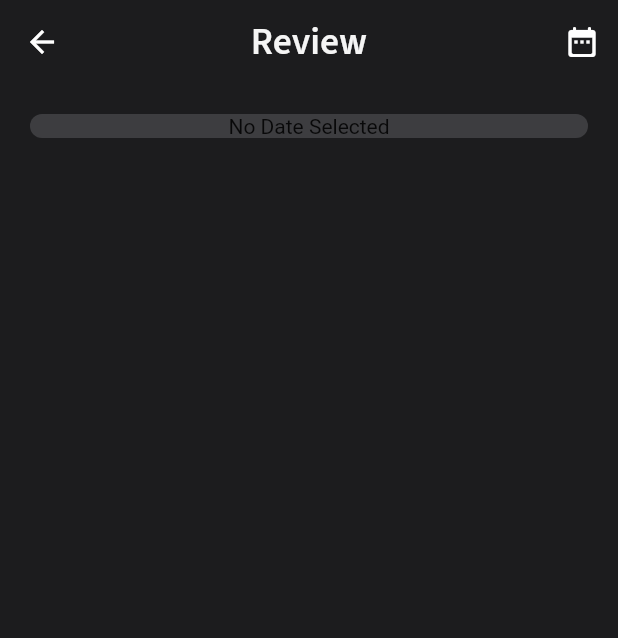
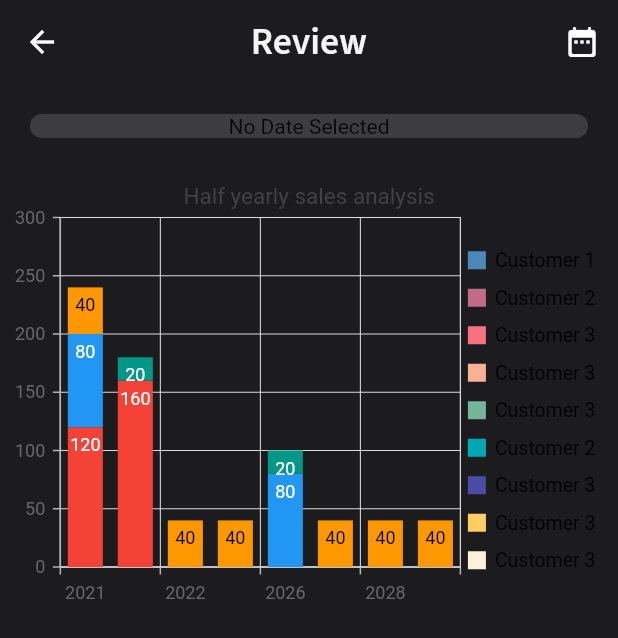
Before and after one commit to anka3797/omega, a Flutter app: the BarChartScreen screen opened directly, on a phone screen of 412 x 824 dp. Shown: the top 638 px of the screen. Run offline on Flutter 3.47's test engine with Material 2 defaults, Android fonts, the phone set to English and light mode, and no system bars; our stand-ins replace cloud_firestore, date_picker_timeline, expandable_text, firebase_core, google_fonts, syncfusion_flutter_charts and 1 more; missing offline and left inert: search_choices; accounts and stored records are empty.

Commit message:
chart started

```diff
--- a/lib/models/task.dart
+++ b/lib/models/task.dart
@@ -1,14 +1,9 @@
-import 'package:cloud_firestore/cloud_firestore.dart';
+import 'package:flutter/material.dart';
 
 class Task {
-  final int color;
-  final String description;
   final String name;
   final int time;
-
-  Task({this.color, this.description, this.name, this.time});
-
-  Task.fromSnapshot(QueryDocumentSnapshot snapshot)
-      : id = snapshot["id"],
-        name = snapshot["name"];
+  final Color color;
+  final String date;
+  Task({this.name, this.time, this.color, this.date});
 }
--- a/lib/views.dart/barChartScreen.dart
+++ b/lib/views.dart/barChartScreen.dart
@@ -1,7 +1,10 @@
 import 'package:flutter/material.dart';
 import 'package:omega/dialogs/datePicker.dart';
+import 'package:omega/models/task.dart';
 import 'package:omega/style/theme.dart' as Style;
 import 'package:google_fonts/google_fonts.dart';
+import 'package:syncfusion_flutter_charts/charts.dart';
+import 'package:syncfusion_flutter_charts/sparkcharts.dart';
 
 class BarChartScreen extends StatefulWidget {
   @override
@@ -10,6 +13,40 @@ class BarChartScreen extends StatefulWidget {
 
 class _BarChartScreenState extends State<BarChartScreen> {
   Map<String, String> dateRange = {};
+  ZoomPanBehavior _zoomPanBehavior;
+
+  List<List<Task>> data = [
+    [
+      Task(date: "2021", time: 120, color: Colors.red, name: "Customer 1"),
+      Task(date: "2020", time: 160, color: Colors.red, name: "Customer 1"),
+    ],
+    [
+      Task(date: "2021", time: 80, color: Colors.blue, name: "Customer 2"),
+      Task(date: "2020", time: 20, color: Colors.teal, name: "Customer 2"),
+    ],
+    [
+      Task(date: "2021", time: 40, color: Colors.orange, name: "Customer 3"),
+    ],
+    [
+      Task(date: "2022", time: 40, color: Colors.orange, name: "Customer 3"),
+    ],
+    [
+      Task(date: "2024", time: 40, color: Colors.orange, name: "Customer 3"),
+    ],
+    [
+      Task(date: "2026", time: 80, color: Colors.blue, name: "Customer 2"),
+      Task(date: "2026", time: 20, color: Colors.teal, name: "Customer 2"),
+    ],
+    [
+      Task(date: "2027", time: 40, color: Colors.orange, name: "Customer 3"),
+    ],
+    [
+      Task(date: "2028", time: 40, color: Colors.orange, name: "Customer 3"),
+    ],
+    [
+      Task(date: "2029", time: 40, color: Colors.orange, name: "Customer 3"),
+    ],
+  ];
 
   Widget selectDateWidget() {
     return Container(
@@ -37,6 +74,47 @@ class _BarChartScreenState extends State<BarChartScreen> {
         ],
       ),
     );
+  }
+
+  List keksas() {
+    List<ChartSeries<Task, String>> list = [];
+    for (int i = 0; i < data.length; i++) {
+      list.add(StackedColumnSeries<Task, String>(
+        dataSource: data[i],
+        xValueMapper: (Task sales, _) => sales.date,
+        yValueMapper: (Task sales, _) => sales.time,
+        pointColorMapper: (Task sales, _) => sales.color,
+        name: data[i][0].name,
+        groupName: data[i][0].name,
+        // Enable data label
+        dataLabelSettings: DataLabelSettings(isVisible: true),
+      ));
+    }
+
+    return list;
+  }
+
+  Widget tasksChart() {
+    return SfCartesianChart(
+        primaryXAxis: CategoryAxis(),
+        // Chart title
+        title: ChartTitle(text: 'Half yearly sales analysis'),
+        // Enable legend
+        legend: Legend(isVisible: true),
+        // Enable tooltip
+        tooltipBehavior: TooltipBehavior(enable: true),
+        zoomPanBehavior: _zoomPanBehavior,
+        series: keksas());
+  }
+
+  @override
+  void initState() {
+    _zoomPanBehavior = ZoomPanBehavior(
+      enablePinching: true,
+      zoomMode: ZoomMode.xy,
+      enablePanning: true,
+    );
+    super.initState();
   }
 
   @override
@@ -74,9 +152,7 @@ class _BarChartScreenState extends State<BarChartScreen> {
       ),
       body: SingleChildScrollView(
         child: Column(
-          children: <Widget>[
-            selectDateWidget(),
-          ],
+          children: <Widget>[selectDateWidget(), tasksChart()],
         ),
       ),
     );
```
